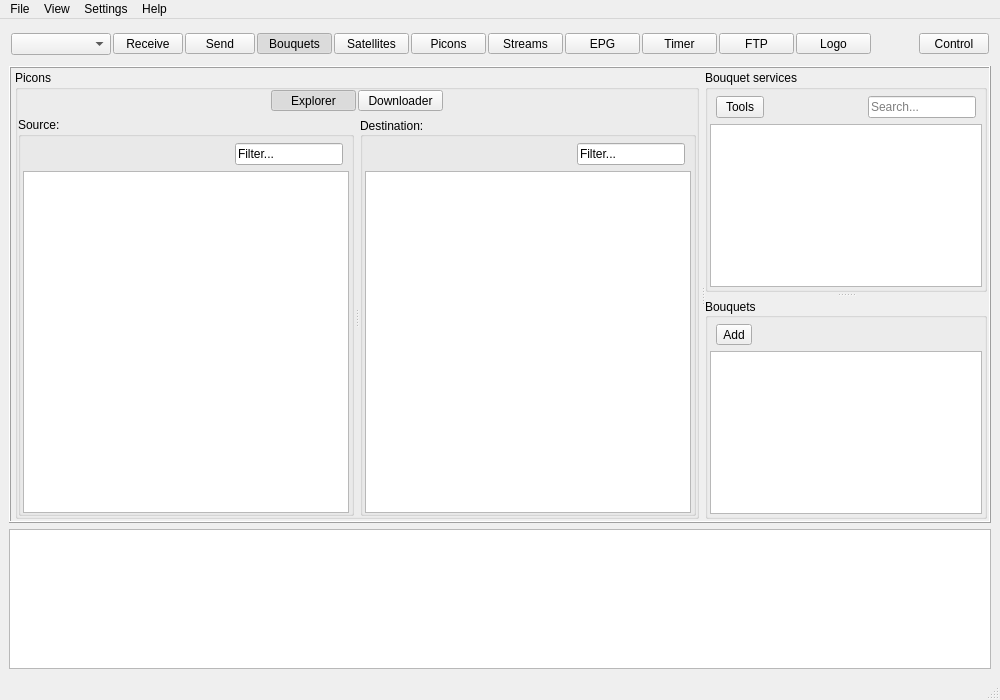
DYefremov/E2Toolkit, file app/ui/res/main.ui: the form before one commit.
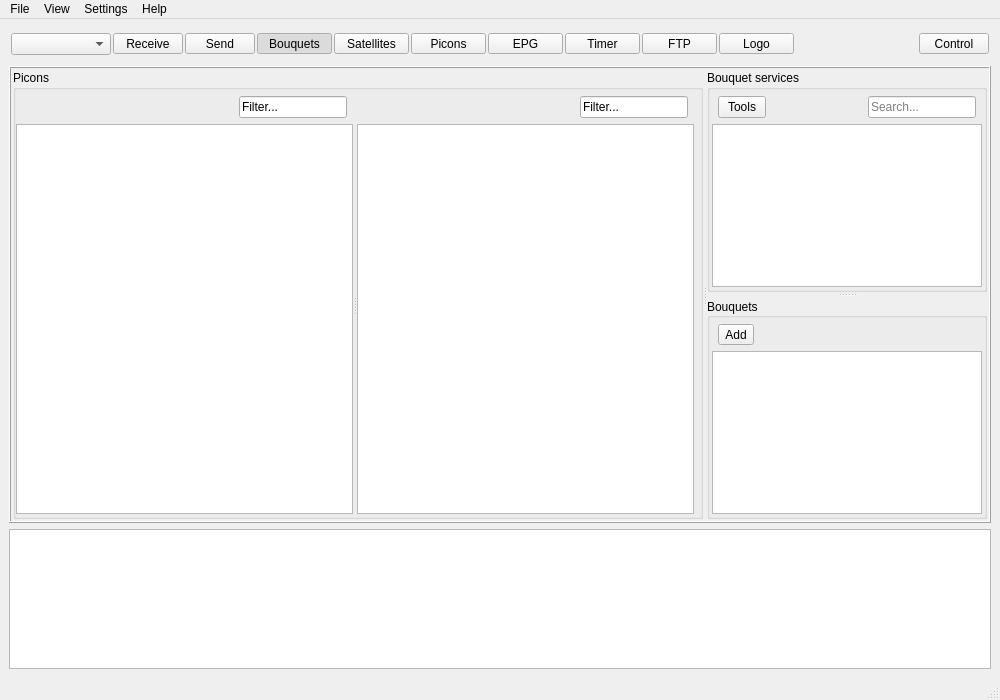
The form after the commit. The open tabs and pages were chosen to show the change. Icons and pictures are not drawn.

Commit message: added basic picon explorer

The edit to the form file:
```diff
--- a/app/ui/res/main.ui
+++ b/app/ui/res/main.ui
@@ -221,34 +221,6 @@
           </property>
          </widget>
         </item>
-        <item>
-         <widget class="QToolButton" name="streams_tool_button">
-          <property name="sizePolicy">
-           <sizepolicy hsizetype="Fixed" vsizetype="Fixed">
-            <horstretch>0</horstretch>
-            <verstretch>0</verstretch>
-           </sizepolicy>
-          </property>
-          <property name="minimumSize">
-           <size>
-            <width>75</width>
-            <height>0</height>
-           </size>
-          </property>
-          <property name="focusPolicy">
-           <enum>Qt::NoFocus</enum>
-          </property>
-          <property name="text">
-           <string>Streams</string>
-          </property>
-          <property name="checkable">
-           <bool>true</bool>
-          </property>
-          <property name="autoExclusive">
-           <bool>true</bool>
-          </property>
-         </widget>
-        </item>
         <item>
          <widget class="QToolButton" name="epg_tool_button">
           <property name="sizePolicy">
@@ -443,7 +415,7 @@
              <number>0</number>
             </property>
             <property name="rightMargin">
-             <number>2</number>
+             <number>6</number>
             </property>
             <property name="bottomMargin">
              <number>2</number>
@@ -682,7 +654,7 @@
              <number>0</number>
             </property>
             <property name="rightMargin">
-             <number>2</number>
+             <number>6</number>
             </property>
             <property name="bottomMargin">
              <number>2</number>
@@ -991,13 +963,13 @@
           <widget class="QWidget" name="picon_page">
            <layout class="QGridLayout" name="picons_page_layout">
             <property name="leftMargin">
-             <number>2</number>
+             <number>0</number>
             </property>
             <property name="topMargin">
              <number>0</number>
             </property>
             <property name="rightMargin">
-             <number>2</number>
+             <number>0</number>
             </property>
             <property name="bottomMargin">
              <number>0</number>
@@ -1007,109 +979,26 @@
               <property name="title">
                <string>Picons</string>
               </property>
-              <layout class="QVBoxLayout" name="picons_broup_box_layout">
+              <layout class="QGridLayout" name="picon_group_box_layout">
                <property name="leftMargin">
                 <number>0</number>
                </property>
                <property name="topMargin">
-                <number>0</number>
+                <number>6</number>
                </property>
                <property name="rightMargin">
-                <number>0</number>
+                <number>6</number>
                </property>
                <property name="bottomMargin">
-                <number>0</number>
+                <number>2</number>
                </property>
-               <item>
-                <layout class="QHBoxLayout" name="picon_header_box">
-                 <property name="spacing">
-                  <number>2</number>
-                 </property>
-                 <property name="leftMargin">
-                  <number>6</number>
-                 </property>
-                 <property name="rightMargin">
-                  <number>6</number>
-                 </property>
-                 <item>
-                  <spacer name="picon_left_header_spacer">
-                   <property name="orientation">
-                    <enum>Qt::Horizontal</enum>
-                   </property>
-                   <property name="sizeHint" stdset="0">
-                    <size>
-                     <width>40</width>
-                     <height>20</height>
-                    </size>
-                   </property>
-                  </spacer>
-                 </item>
-                 <item>
-                  <widget class="QToolButton" name="picon_explorer_button">
-                   <property name="minimumSize">
-                    <size>
-                     <width>85</width>
-                     <height>0</height>
-                    </size>
-                   </property>
-                   <property name="focusPolicy">
-                    <enum>Qt::NoFocus</enum>
-                   </property>
-                   <property name="text">
-                    <string>Explorer</string>
-                   </property>
-                   <property name="checkable">
-                    <bool>true</bool>
-                   </property>
-                   <property name="checked">
-                    <bool>true</bool>
-                   </property>
-                   <property name="autoExclusive">
-                    <bool>true</bool>
-                   </property>
-                  </widget>
-                 </item>
-                 <item>
-                  <widget class="QToolButton" name="picon_downloader_button">
-                   <property name="minimumSize">
-                    <size>
-                     <width>85</width>
-                     <height>0</height>
-                    </size>
-                   </property>
-                   <property name="focusPolicy">
-                    <enum>Qt::NoFocus</enum>
-                   </property>
-                   <property name="text">
-                    <string>Downloader</string>
-                   </property>
-                   <property name="checkable">
-                    <bool>true</bool>
-                   </property>
-                   <property name="autoExclusive">
-                    <bool>true</bool>
-                   </property>
-                  </widget>
-                 </item>
-                 <item>
-                  <spacer name="picon_right_header_spacer">
-                   <property name="orientation">
-                    <enum>Qt::Horizontal</enum>
-                   </property>
-                   <property name="sizeHint" stdset="0">
-                    <size>
-                     <width>40</width>
-                     <height>20</height>
-                    </size>
-                   </property>
-                  </spacer>
-                 </item>
-                </layout>
-               </item>
-               <item>
+               <property name="spacing">
+                <number>6</number>
+               </property>
+               <item row="0" column="0">
                 <widget class="QStackedWidget" name="picons_stacked_widget">
                  <property name="currentIndex">
-                  <number>1</number>
+                  <number>0</number>
                  </property>
                  <widget class="QWidget" name="picon_explorer_page">
                   <layout class="QGridLayout" name="picon_explorer_layout">
@@ -1130,55 +1019,12 @@
                    </property>
                    <item row="0" column="0">
                     <widget class="QSplitter" name="picon_splitter">
-                     <property name="sizePolicy">
-                      <sizepolicy hsizetype="Preferred" vsizetype="Expanding">
-                       <horstretch>0</horstretch>
-                       <verstretch>0</verstretch>
-                      </sizepolicy>
-                     </property>
                      <property name="orientation">
                       <enum>Qt::Horizontal</enum>
                      </property>
-                     <property name="opaqueResize">
-                      <bool>true</bool>
-                     </property>
-                     <property name="handleWidth">
-                      <number>6</number>
-                     </property>
-                     <widget class="QGroupBox" name="picon_src_box">
-                      <property name="title">
-                       <string>Source:</string>
-                      </property>
-                      <layout class="QGridLayout" name="picon_src_layout">
-                       <property name="leftMargin">
-                        <number>2</number>
-                       </property>
-                       <property name="topMargin">
-                        <number>6</number>
-                       </property>
-                       <property name="rightMargin">
-                        <number>2</number>
-                       </property>
-                       <property name="bottomMargin">
-                        <number>0</number>
-                       </property>
-                       <property name="verticalSpacing">
-                        <number>6</number>
-                       </property>
-                       <item row="3" column="1">
-                        <widget class="QTableView" name="picon_src_view">
-                         <property name="editTriggers">
-                          <set>QAbstractItemView::NoEditTriggers</set>
-                         </property>
-                         <property name="selectionMode">
-                          <enum>QAbstractItemView::ExtendedSelection</enum>
-                         </property>
-                         <property name="selectionBehavior">
-                          <enum>QAbstractItemView::SelectRows</enum>
-                         </property>
-                        </widget>
-                       </item>
-                       <item row="0" column="1">
+                     <widget class="QWidget" name="layoutWidget">
+                      <layout class="QVBoxLayout" name="picon_src_layout">
+                       <item>
                         <layout class="QHBoxLayout" name="picon_src_top_layout">
                          <property name="leftMargin">
                           <number>6</number>
@@ -1187,7 +1033,7 @@
                           <number>6</number>
                          </property>
                          <item>
-                          <spacer name="fav_spacer_2">
+                          <spacer name="picon_src_top_spacer">
                            <property name="orientation">
                             <enum>Qt::Horizontal</enum>
                            </property>
@@ -1220,39 +1066,24 @@
                          </item>
                         </layout>
                        </item>
-                      </layout>
-                     </widget>
-                     <widget class="QGroupBox" name="picon_dest_box">
-                      <property name="title">
-                       <string>Destination:</string>
-                      </property>
-                      <property name="alignment">
-                       <set>Qt::AlignLeading|Qt::AlignLeft|Qt::AlignVCenter</set>
-                      </property>
-                      <layout class="QGridLayout" name="picon_dest_layout">
-                       <property name="leftMargin">
-                        <number>2</number>
-                       </property>
-                       <property name="topMargin">
-                        <number>6</number>
-                       </property>
-                       <property name="rightMargin">
-                        <number>2</number>
-                       </property>
-                       <property name="bottomMargin">
-                        <number>0</number>
-                       </property>
-                       <property name="verticalSpacing">
-                        <number>6</number>
-                       </property>
-                       <item row="3" column="0">
-                        <widget class="QTreeView" name="picon_dst_view">
+                       <item>
+                        <widget class="QTableView" name="picon_src_view">
                          <property name="editTriggers">
                           <set>QAbstractItemView::NoEditTriggers</set>
                          </property>
+                         <property name="selectionMode">
+                          <enum>QAbstractItemView::ExtendedSelection</enum>
+                         </property>
+                         <property name="selectionBehavior">
+                          <enum>QAbstractItemView::SelectRows</enum>
+                         </property>
                         </widget>
                        </item>
-                       <item row="0" column="0">
+                      </layout>
+                     </widget>
+                     <widget class="QWidget" name="layoutWidget_2">
+                      <layout class="QVBoxLayout" name="picon_dst_layout">
+                       <item>
                         <layout class="QHBoxLayout" name="picon_dst_top_layout">
                          <property name="leftMargin">
                           <number>6</number>
@@ -1288,6 +1119,13 @@
                          </item>
                         </layout>
                        </item>
+                       <item>
+                        <widget class="QTreeView" name="picon_dst_view">
+                         <property name="editTriggers">
+                          <set>QAbstractItemView::NoEditTriggers</set>
+                         </property>
+                        </widget>
+                       </item>
                       </layout>
                      </widget>
                     </widget>
@@ -1391,7 +1229,7 @@
                   </property>
                   <property name="icon">
                    <iconset theme="media-playback-start">
-                    <normaloff>../../../../../../.designer/backup</normaloff>../../../../../../.designer/backup</iconset>
+                    <normaloff>../.designer/backup</normaloff>../.designer/backup</iconset>
                   </property>
                  </widget>
                 </item>
@@ -1408,7 +1246,7 @@
                   </property>
                   <property name="icon">
                    <iconset theme="media-playback-stop">
-                    <normaloff>../../../../../../.designer/backup</normaloff>../../../../../../.designer/backup</iconset>
+                    <normaloff>../.designer/backup</normaloff>../.designer/backup</iconset>
                   </property>
                  </widget>
                 </item>
@@ -1432,7 +1270,7 @@
                   </property>
                   <property name="icon">
                    <iconset theme="view-fullscreen">
-                    <normaloff>../../../../../../.designer/backup</normaloff>../../../../../../.designer/backup</iconset>
+                    <normaloff>../.designer/backup</normaloff>../.designer/backup</iconset>
                   </property>
                  </widget>
                 </item>
@@ -1938,8 +1776,8 @@
                       <string>Add</string>
                      </property>
                      <property name="icon">
-                      <iconset theme="add">
-                       <normaloff>../../../../../../Рабочий стол</normaloff>../../../../../../Рабочий стол</iconset>
+                      <iconset theme="list-add">
+                       <normaloff>.</normaloff>.</iconset>
                      </property>
                     </widget>
                    </item>
@@ -1955,8 +1793,8 @@
                       <string>Remove</string>
                      </property>
                      <property name="icon">
-                      <iconset theme="remove">
-                       <normaloff>../../../../../../Рабочий стол</normaloff>../../../../../../Рабочий стол</iconset>
+                      <iconset theme="list-remove">
+                       <normaloff>.</normaloff>.</iconset>
                      </property>
                     </widget>
                    </item>
@@ -2305,8 +2143,8 @@
                  <string>Add</string>
                 </property>
                 <property name="icon">
-                 <iconset theme="add">
-                  <normaloff>../../../../../../../../Рабочий стол</normaloff>../../../../../../../../Рабочий стол</iconset>
+                 <iconset theme="list-add">
+                  <normaloff>.</normaloff>.</iconset>
                 </property>
                 <property name="autoRaise">
                  <bool>false</bool>
@@ -2389,7 +2227,7 @@
      </property>
      <property name="icon">
       <iconset theme="locale">
-       <normaloff>../../../../../../.designer/backup</normaloff>../../../../../../.designer/backup</iconset>
+       <normaloff>../.designer/backup</normaloff>../.designer/backup</iconset>
      </property>
     </widget>
     <addaction name="settings_action"/>
@@ -2406,12 +2244,11 @@
      </property>
      <property name="icon">
       <iconset theme="system-run">
-       <normaloff>.</normaloff>.</iconset>
+       <normaloff>../WORK/projects/E2Toolkit/app/ui/res</normaloff>../WORK/projects/E2Toolkit/app/ui/res</iconset>
      </property>
      <addaction name="bouquets_action"/>
      <addaction name="satellites_action"/>
      <addaction name="picons_action"/>
-     <addaction name="tv_action"/>
      <addaction name="epg_action"/>
      <addaction name="timer_action"/>
      <addaction name="ftp_action"/>
@@ -2430,7 +2267,7 @@
   <action name="open_action">
    <property name="icon">
     <iconset theme="folder-open">
-     <normaloff>../../../../../../.designer/backup</normaloff>../../../../../../.designer/backup</iconset>
+     <normaloff>../.designer/backup</normaloff>../.designer/backup</iconset>
    </property>
    <property name="text">
     <string>Open</string>
@@ -2442,7 +2279,7 @@
   <action name="exit_action">
    <property name="icon">
     <iconset theme="application-exit">
-     <normaloff>../../../../../../.designer/backup</normaloff>../../../../../../.designer/backup</iconset>
+     <normaloff>../.designer/backup</normaloff>../.designer/backup</iconset>
    </property>
    <property name="text">
     <string>Exit</string>
@@ -2454,7 +2291,7 @@
   <action name="settings_action">
    <property name="icon">
     <iconset theme="settings">
-     <normaloff>../../../../../../.designer/backup</normaloff>../../../../../../.designer/backup</iconset>
+     <normaloff>../.designer/backup</normaloff>../.designer/backup</iconset>
    </property>
    <property name="text">
     <string>Settings...</string>
@@ -2491,16 +2328,19 @@
   <action name="import_action">
    <property name="icon">
     <iconset theme="folder-open">
-     <normaloff>../../../../../../.designer/backup</normaloff>../../../../../../.designer/backup</iconset>
+     <normaloff>../.designer/backup</normaloff>../.designer/backup</iconset>
    </property>
    <property name="text">
     <string>Import</string>
    </property>
+   <property name="shortcut">
+    <string>Del</string>
+   </property>
   </action>
   <action name="extract_action">
    <property name="icon">
     <iconset theme="archive">
-     <normaloff>../../../../../../.designer/backup</normaloff>../../../../../../.designer/backup</iconset>
+     <normaloff>../.designer/backup</normaloff>../.designer/backup</iconset>
    </property>
    <property name="text">
     <string>Extract...</string>
@@ -2509,7 +2349,7 @@
   <action name="about_action">
    <property name="icon">
     <iconset theme="help-about">
-     <normaloff>../../../../../../.designer/backup</normaloff>../../../../../../.designer/backup</iconset>
+     <normaloff>../.designer/backup</normaloff>../.designer/backup</iconset>
    </property>
    <property name="text">
     <string>About</string>
```
Left out of the diff: 16 changed lines with no effect on the pictures. The commit also changes 4 other files.
